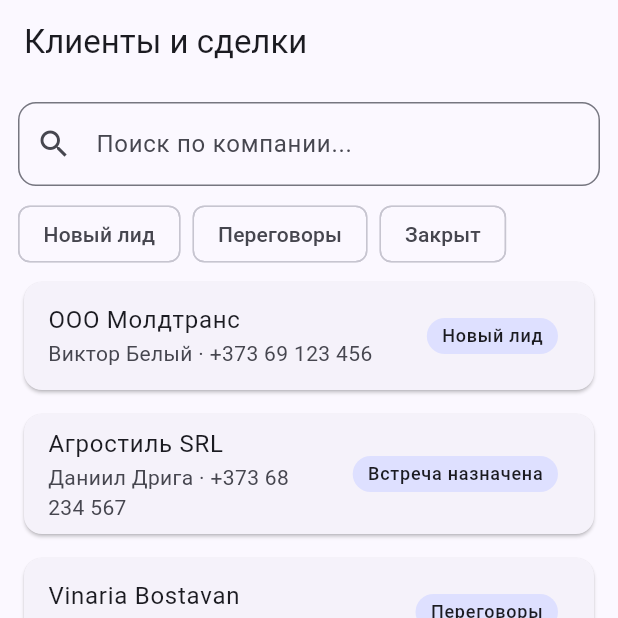
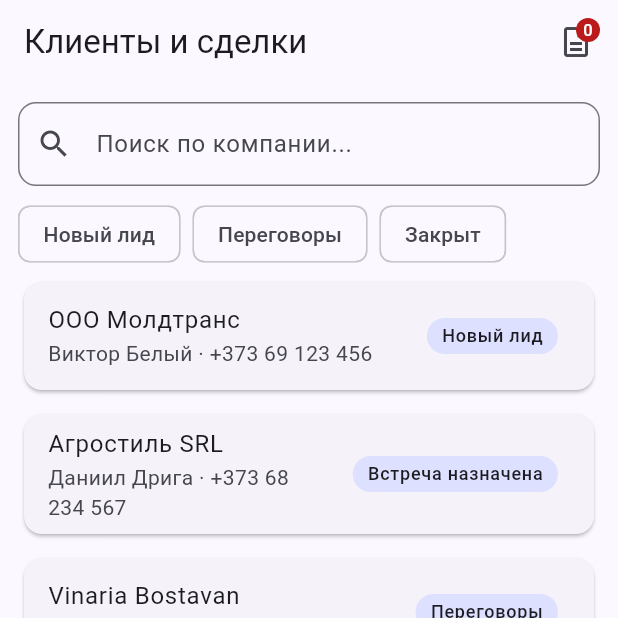
Before and after one commit to dzyoo34/Android-Project, a Flutter app: the ClientListScreen screen opened by its route, on a phone screen of 412 x 824 dp, the top half of it. Run offline on Flutter 3.47's test engine with Material 3 defaults, Android fonts, the phone set to English and light mode, and no system bars; our stand-ins replace go_router.

Commit message:
Экран списка клиентов (три состояния + badge)

```diff
--- a/lib/screens/client_list_screen.dart
+++ b/lib/screens/client_list_screen.dart
@@ -1,15 +1,56 @@
 import 'package:flutter/material.dart';
 import 'package:go_router/go_router.dart';
-import '../data/mock_data.dart';
+import 'package:provider/provider.dart';
+import '../models/clients_model.dart';
+import '../models/notes_model.dart';
 import '../widgets/client-card.dart';
+import '../widgets/error_view.dart';
 
 class ClientListScreen extends StatelessWidget {
   const ClientListScreen({super.key});
 
   @override
   Widget build(BuildContext context) {
+    // watch в build: экран следит за моделью
+    final model = context.watch<ClientsModel>();
+
+    final Widget list;
+    if (model.isLoading) {
+      list = const Center(child: CircularProgressIndicator());
+    } else if (model.error != null) {
+      list = ErrorView(
+        message: model.error!,
+        // read в callback: просто действие
+        onRetry: () => context.read<ClientsModel>().load(),
+      );
+    } else {
+      list = ListView.separated(
+        padding: const EdgeInsets.symmetric(horizontal: 12),
+        itemCount: model.clients.length,
+        separatorBuilder: (_, __) => const SizedBox(height: 8),
+        itemBuilder: (context, index) {
+          final client = model.clients[index];
+          return ClientCard(
+            client: client,
+            onTap: () => context.push('/clients/${client.id}'),
+          );
+        },
+      );
+    }
+
     return Scaffold(
-      appBar: AppBar(title: const Text('Клиенты и сделки')),
+      appBar: AppBar(
+        title: const Text('Клиенты и сделки'),
+        actions: [
+          // Consumer: badge с количеством отчётов
+          Consumer<NotesModel>(
+            builder: (context, notes, child) =>
+                Badge(label: Text('${notes.count}'), child: child!),
+            child: const Icon(Icons.description_outlined),
+          ),
+          const SizedBox(width: 16),
+        ],
+      ),
       body: Column(
         children: [
           Padding(
@@ -46,20 +87,7 @@ class ClientListScreen extends StatelessWidget {
             ),
           ),
           const SizedBox(height: 8),
-          Expanded(
-            child: ListView.separated(
-              padding: const EdgeInsets.symmetric(horizontal: 12),
-              itemCount: mockClients.length,
-              separatorBuilder: (_, __) => const SizedBox(height: 8),
-              itemBuilder: (context, index) {
-                final client = mockClients[index];
-                return ClientCard(
-                  client: client,
-                  onTap: () => context.push('/clients/${client.id}'),
-                );
-              },
-            ),
-          ),
+          Expanded(child: list),
         ],
       ),
     );
```
